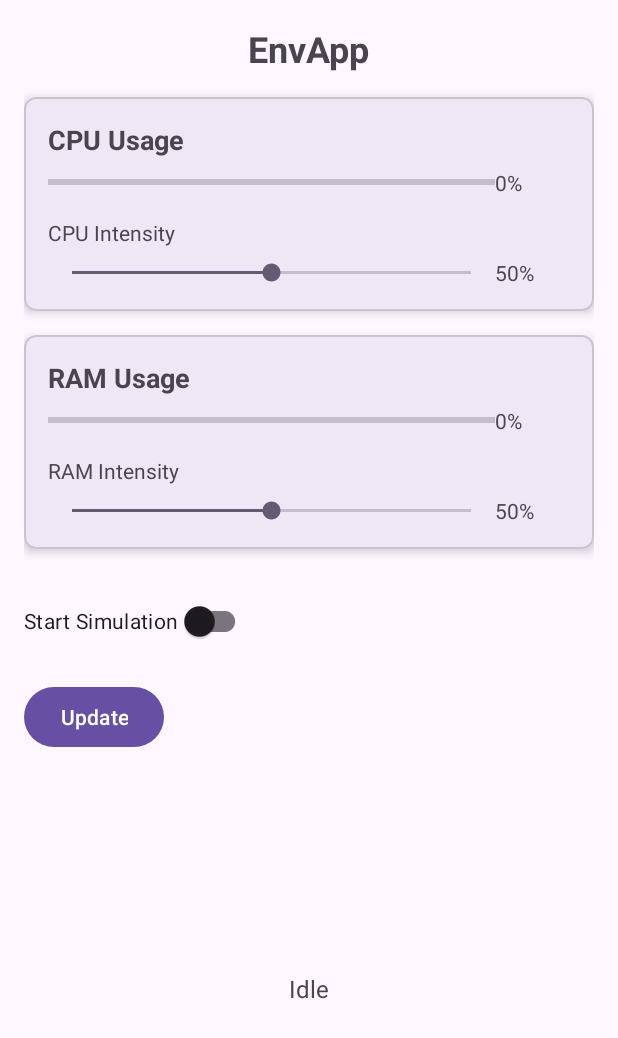
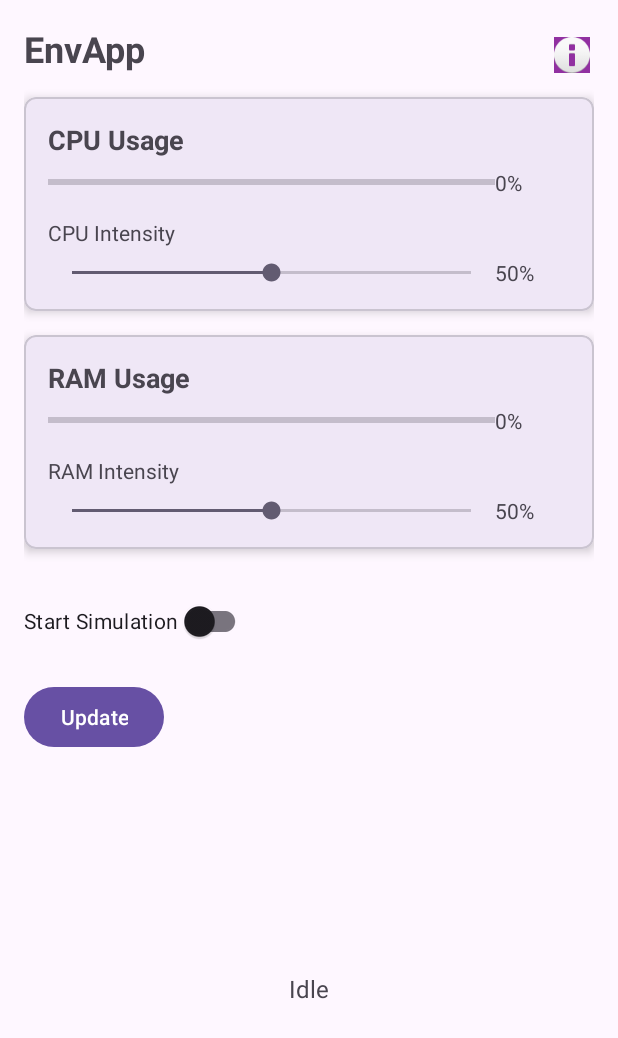
Before and after one commit to FahdAzouz/EnvApp, an Android app: the screen it shows after launch (MainActivity), on a phone screen of 412 x 824 dp. Shown: the top 1038 px of the screen. Run offline under Robolectric (Android 15) with nearby library versions, the phone set to English and light mode, and no system bars.

Commit message:
about button for description

```diff
--- a/app/src/main/java/com/example/envapp/MainActivity.kt
+++ b/app/src/main/java/com/example/envapp/MainActivity.kt
@@ -19,6 +19,8 @@ import androidx.activity.result.contract.ActivityResultContracts
 import androidx.appcompat.widget.SwitchCompat
 import androidx.core.content.ContextCompat
 import androidx.localbroadcastmanager.content.LocalBroadcastManager
+import android.widget.ImageView
+import androidx.appcompat.app.AlertDialog
 
 class MainActivity : AppCompatActivity() {
 
@@ -34,6 +36,8 @@ class MainActivity : AppCompatActivity() {
     private lateinit var cpuIntensityPercentage: TextView
     private lateinit var ramIntensitySlider: SeekBar
     private lateinit var ramIntensityPercentage: TextView
+    private lateinit var infoIcon: ImageView
+
 
     companion object {
         private const val CHANNEL_ID = "permission_channel"
@@ -66,8 +70,38 @@ class MainActivity : AppCompatActivity() {
         cpuIntensityPercentage = findViewById(R.id.cpuIntensityPercentage)
         ramIntensitySlider = findViewById(R.id.ramIntensitySlider)
         ramIntensityPercentage = findViewById(R.id.ramIntensityPercentage)
+        infoIcon = findViewById(R.id.infoIcon)
+        setupInfoIcon()
 
         setupListeners()
+    }
+
+    private fun setupInfoIcon() {
+        infoIcon.setOnClickListener {
+            showAppInfo()
+        }
+    }
+
+    private fun showAppInfo() {
+        val appInfo = """
+        App Functionality:
+        This app simulates CPU and RAM usage on your device. It allows you to control the intensity of the simulation and monitor the resource usage in real-time.
+
+        Key Features:
+        - Adjust CPU and RAM usage intensity
+        - Start and stop simulation
+        - Real-time monitoring of resource usage
+        - Background service for continuous simulation
+
+        Author: Fahd Azouz
+        Version: 1.0
+    """.trimIndent()
+
+        AlertDialog.Builder(this)
+            .setTitle("About EnvApp")
+            .setMessage(appInfo)
+            .setPositiveButton("OK") { dialog, _ -> dialog.dismiss() }
+            .show()
     }
 
     override fun onResume() {
--- a/app/src/main/res/layout/activity_main.xml
+++ b/app/src/main/res/layout/activity_main.xml
@@ -15,9 +15,23 @@
         android:text="@string/app_name"
         android:textSize="24sp"
         android:textStyle="bold"
-        app:layout_constraintTop_toTopOf="parent"
+        app:layout_constraintEnd_toEndOf="parent"
+        app:layout_constraintHorizontal_bias="0.0"
         app:layout_constraintStart_toStartOf="parent"
-        app:layout_constraintEnd_toEndOf="parent"/>
+        app:layout_constraintTop_toTopOf="parent" />
+
+    <ImageView
+        android:id="@+id/infoIcon"
+        android:layout_width="24dp"
+        android:layout_height="24dp"
+        android:layout_marginStart="272dp"
+        android:background="#9130A1"
+        android:contentDescription="@string/info_icon_description"
+        android:src="@android:drawable/ic_dialog_info"
+        app:layout_constraintBottom_toBottomOf="@id/titleText"
+        app:layout_constraintStart_toEndOf="@id/titleText"
+        app:layout_constraintTop_toTopOf="@id/titleText"
+        app:layout_constraintVertical_bias="1.0" />
 
     <com.google.android.material.card.MaterialCardView
         android:id="@+id/cpuCard"
--- a/app/src/main/res/values/strings.xml
+++ b/app/src/main/res/values/strings.xml
@@ -11,4 +11,5 @@
     <string name="status_idle">Idle</string>
     <string name="cpu_intensity">CPU Intensity</string>
     <string name="ram_intensity">RAM Intensity</string>
+    <string name="info_icon_description">App Information</string>
 </resources>
```
